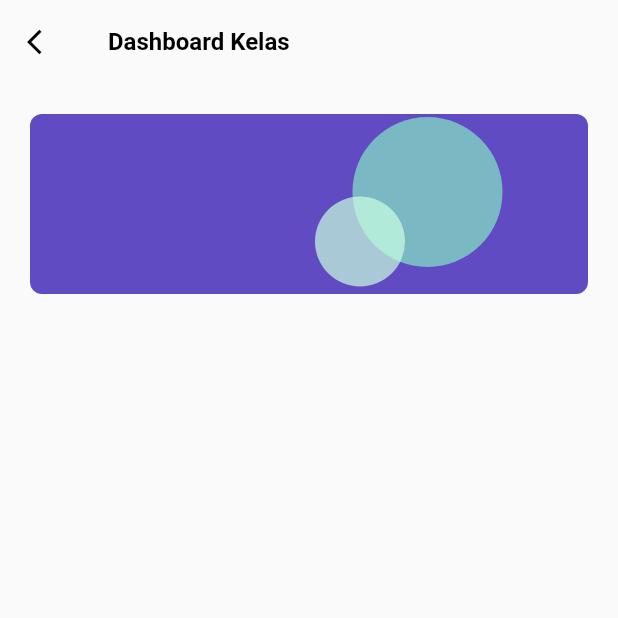
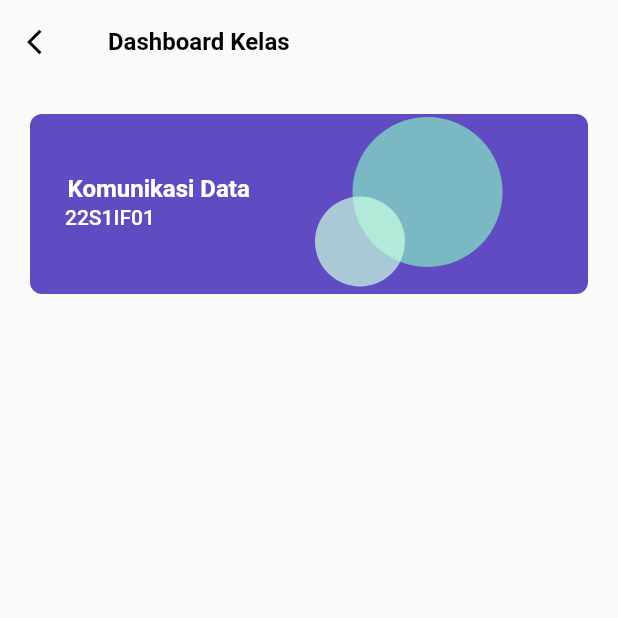
Before and after one commit to shandikadav/kampusku-app, a Flutter app: the screen it shows after launch, after a tap on "Login", on a phone screen of 412 x 824 dp, the top half of it. Run offline on Flutter 3.47's test engine with Material 2 defaults, Android fonts, the phone set to English and light mode, and no system bars; our stand-ins replace carousel_slider.

Commit message:
menambahkan header kelas dashboard

```diff
--- a/lib/pages/kelas_dashboard.dart
+++ b/lib/pages/kelas_dashboard.dart
@@ -53,7 +53,33 @@ class KelasDashboard extends StatelessWidget {
                       backgroundColor: Color.fromRGBO(200, 255, 224, 0.7),
                       radius: 30,
                     ),
-                  )
+                  ),
+                  const Column(
+                    children: [
+                      Padding(
+                        padding: EdgeInsets.only(left: 25, top: 40),
+                        child: Text(
+                          "Komunikasi Data",
+                          style: TextStyle(
+                            fontWeight: FontWeight.bold,
+                            fontSize: 16,
+                            color: Colors.white,
+                          ),
+                        ),
+                      ),
+                      Padding(
+                        padding: EdgeInsets.only(right: 40, top: 2),
+                        child: Text(
+                          "22S1IF01",
+                          style: TextStyle(
+                            fontWeight: FontWeight.w500,
+                            fontSize: 14,
+                            color: Colors.white,
+                          ),
+                        ),
+                      ),
+                    ],
+                  ),
                 ]),
               ),
             ),
```
